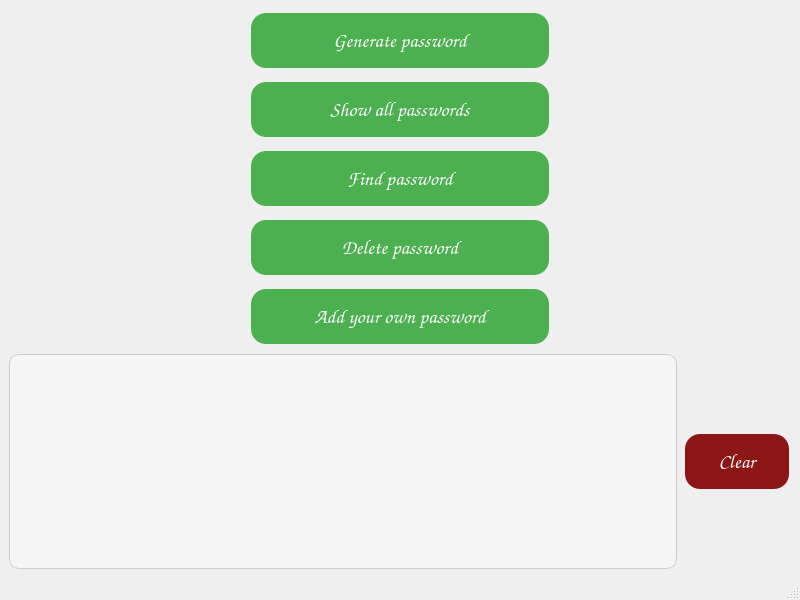
Qt form mainwindow.ui (minnesangg/Cerberus) before a commit.
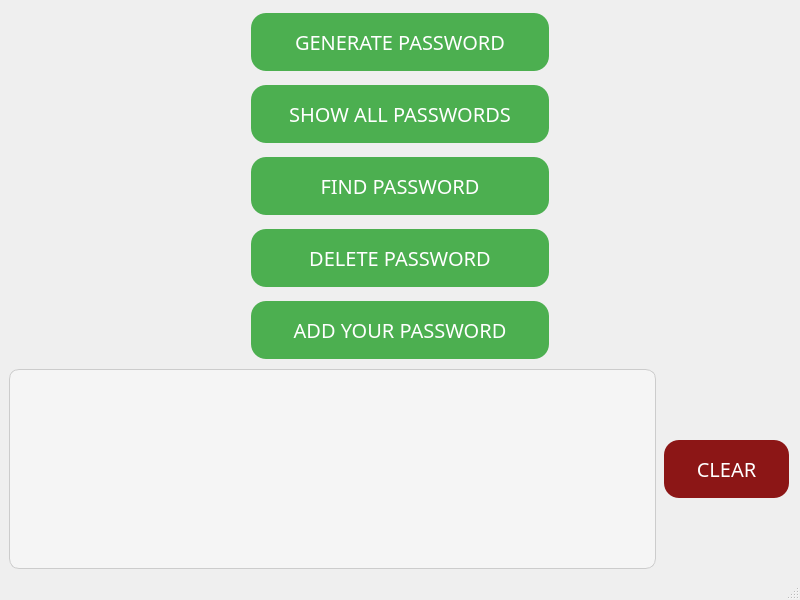
The same form after that commit.

```diff
--- a/mainwindow.ui
+++ b/mainwindow.ui
@@ -72,7 +72,7 @@
         </property>
         <property name="font">
          <font>
-          <family>Comic Sans MS</family>
+          <family>Gill Sans MT</family>
           <pointsize>-1</pointsize>
           <underline>false</underline>
           <strikeout>false</strikeout>
@@ -105,7 +105,7 @@
 }</string>
         </property>
         <property name="text">
-         <string>Generate password</string>
+         <string>GENERATE PASSWORD</string>
         </property>
        </widget>
       </item>
@@ -119,7 +119,7 @@
         </property>
         <property name="font">
          <font>
-          <family>Comic Sans MS</family>
+          <family>Gill Sans MT</family>
           <pointsize>-1</pointsize>
           <underline>false</underline>
           <strikeout>false</strikeout>
@@ -153,7 +153,7 @@
 </string>
         </property>
         <property name="text">
-         <string>Show all passwords</string>
+         <string>SHOW ALL PASSWORDS</string>
         </property>
        </widget>
       </item>
@@ -167,7 +167,7 @@
         </property>
         <property name="font">
          <font>
-          <family>Comic Sans MS</family>
+          <family>Gill Sans MT</family>
           <pointsize>-1</pointsize>
           <underline>false</underline>
           <strikeout>false</strikeout>
@@ -198,7 +198,7 @@
 </string>
         </property>
         <property name="text">
-         <string>Find password</string>
+         <string>FIND PASSWORD</string>
         </property>
        </widget>
       </item>
@@ -212,7 +212,7 @@
         </property>
         <property name="font">
          <font>
-          <family>Comic Sans MS</family>
+          <family>Gill Sans MT</family>
           <pointsize>-1</pointsize>
           <underline>false</underline>
           <strikeout>false</strikeout>
@@ -243,7 +243,7 @@
 </string>
         </property>
         <property name="text">
-         <string>Delete password</string>
+         <string>DELETE PASSWORD</string>
         </property>
        </widget>
       </item>
@@ -257,7 +257,7 @@
         </property>
         <property name="font">
          <font>
-          <family>Comic Sans MS</family>
+          <family>Gill Sans MT</family>
           <pointsize>-1</pointsize>
           <underline>false</underline>
           <strikeout>false</strikeout>
@@ -288,7 +288,7 @@
 </string>
         </property>
         <property name="text">
-         <string>Add your own password</string>
+         <string>ADD YOUR PASSWORD</string>
         </property>
        </widget>
       </item>
@@ -332,7 +332,7 @@
       </property>
       <property name="font">
        <font>
-        <family>Comic Sans MS</family>
+        <family>Gill Sans MT</family>
         <pointsize>-1</pointsize>
         <underline>false</underline>
         <strikeout>false</strikeout>
@@ -366,7 +366,7 @@
 </string>
       </property>
       <property name="text">
-       <string>Clear</string>
+       <string>CLEAR</string>
       </property>
      </widget>
     </item>
```
